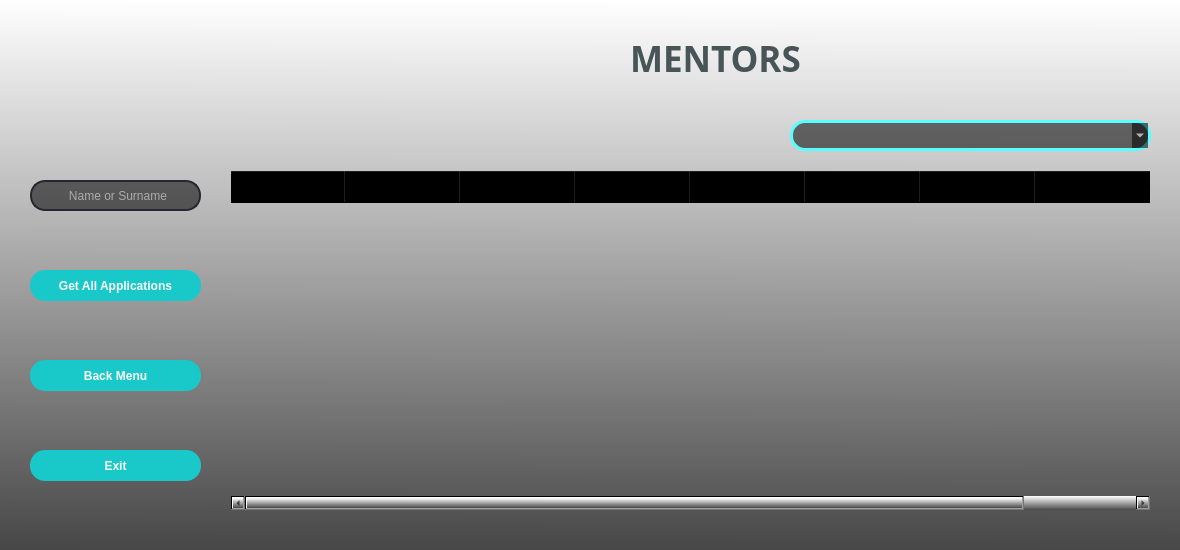
Old version of the form UI_Files/mentors_ui.ui in the repository buyukakcali/Python-Module-Week7_CRM-Project.
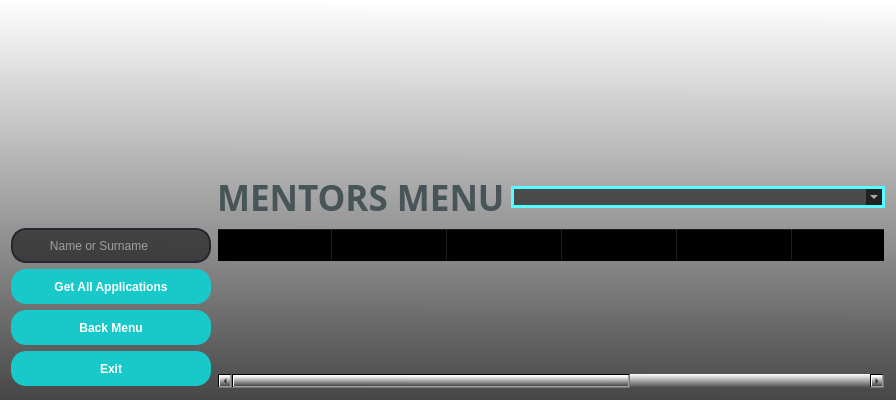
New version of the form. Icons and pictures are not drawn.

```diff
--- a/UI_Files/mentors_ui.ui
+++ b/UI_Files/mentors_ui.ui
@@ -6,20 +6,20 @@
    <rect>
     <x>0</x>
     <y>0</y>
-    <width>1180</width>
-    <height>550</height>
+    <width>896</width>
+    <height>400</height>
    </rect>
   </property>
   <property name="minimumSize">
    <size>
-    <width>1180</width>
-    <height>550</height>
+    <width>0</width>
+    <height>0</height>
    </size>
   </property>
   <property name="maximumSize">
    <size>
-    <width>1180</width>
-    <height>550</height>
+    <width>65000</width>
+    <height>65000</height>
    </size>
   </property>
   <property name="windowTitle">
@@ -32,14 +32,20 @@
   <property name="styleSheet">
    <string notr="true">background-color: qlineargradient(spread:pad, x1:0.489, y1:1, x2:0.494, y2:0, stop:0 rgba(71, 71, 71, 255), stop:1 rgba(255, 255, 255, 255));</string>
   </property>
+  <layout class="QGridLayout" name="gridLayout">
+   <item row="0" column="0" rowspan="3" alignment="Qt::AlignLeft|Qt::AlignTop">
   <widget class="QLabel" name="labelPicture">
-   <property name="geometry">
-    <rect>
-     <x>20</x>
-     <y>20</y>
-     <width>211</width>
-     <height>141</height>
-    </rect>
+     <property name="sizePolicy">
+      <sizepolicy hsizetype="Preferred" vsizetype="Preferred">
+       <horstretch>0</horstretch>
+       <verstretch>0</verstretch>
+      </sizepolicy>
+     </property>
+     <property name="maximumSize">
+      <size>
+       <width>150</width>
+       <height>150</height>
+      </size>
    </property>
    <property name="styleSheet">
     <string notr="true">background-color: rgba(0, 0, 0,0%);</string>
@@ -54,120 +60,23 @@
     <bool>true</bool>
    </property>
   </widget>
-  <widget class="QLabel" name="labelLogo">
-   <property name="geometry">
-    <rect>
-     <x>370</x>
-     <y>10</y>
-     <width>261</width>
-     <height>101</height>
-    </rect>
-   </property>
-   <property name="styleSheet">
-    <string notr="true">background-color: rgba(0, 0, 0,0%);</string>
-   </property>
-   <property name="text">
-    <string/>
-   </property>
-   <property name="pixmap">
-    <pixmap>pictures/werhere_logo.ico</pixmap>
-   </property>
-  </widget>
-  <widget class="QLabel" name="labelMentors">
-   <property name="geometry">
-    <rect>
-     <x>630</x>
-     <y>38</y>
-     <width>301</width>
-     <height>41</height>
-    </rect>
-   </property>
-   <property name="font">
-    <font>
-     <family>Arial Black</family>
-     <pointsize>26</pointsize>
-     <bold>true</bold>
-    </font>
-   </property>
-   <property name="styleSheet">
-    <string notr="true">background-color: rgba(0, 0, 0,0%);
-color: rgb(71, 84, 88);</string>
-   </property>
-   <property name="text">
-    <string>MENTORS</string>
-   </property>
-  </widget>
-  <widget class="QPushButton" name="pushButtonGetAllApplications">
-   <property name="geometry">
-    <rect>
-     <x>30</x>
-     <y>270</y>
-     <width>171</width>
-     <height>31</height>
-    </rect>
-   </property>
-   <property name="font">
-    <font>
-     <family>Arial</family>
-     <bold>true</bold>
-    </font>
-   </property>
-   <property name="styleSheet">
-    <string notr="true">QPushButton{
-	border-radius : 15px;
-	background-color : rgb(25, 200, 200);
-	color: rgb(255, 255, 255);
-}
-QPushButton:hover{
-	background-color: rgb(20, 135, 135);
- border: 2px solid rgb(162, 0, 0);
-}</string>
-   </property>
-   <property name="text">
-    <string>Get All Applications</string>
-   </property>
-  </widget>
-  <widget class="QPushButton" name="pushButtonExit">
-   <property name="geometry">
-    <rect>
-     <x>30</x>
-     <y>450</y>
-     <width>171</width>
-     <height>31</height>
-    </rect>
-   </property>
-   <property name="font">
-    <font>
-     <family>Arial</family>
-     <bold>true</bold>
-    </font>
-   </property>
-   <property name="styleSheet">
-    <string notr="true">QPushButton{
-	border-radius : 15px;
-	background-color : rgb(25, 200, 200);
-	color: rgb(255, 255, 255);
-}
-QPushButton:hover{
-	background-color: rgb(20, 135, 135);
- border: 2px solid rgb(162, 0, 0);
-}</string>
-   </property>
-   <property name="text">
-    <string>Exit</string>
-   </property>
-  </widget>
+   </item>
+   <item row="3" column="0">
   <widget class="QLineEdit" name="lineEditSearch">
    <property name="enabled">
     <bool>true</bool>
    </property>
-   <property name="geometry">
-    <rect>
-     <x>30</x>
-     <y>180</y>
-     <width>171</width>
-     <height>31</height>
-    </rect>
+     <property name="minimumSize">
+      <size>
+       <width>0</width>
+       <height>35</height>
+      </size>
+     </property>
+     <property name="maximumSize">
+      <size>
+       <width>200</width>
+       <height>16777215</height>
+      </size>
    </property>
    <property name="focusPolicy">
     <enum>Qt::StrongFocus</enum>
@@ -204,18 +113,25 @@
     <string>      Name or Surname</string>
    </property>
   </widget>
+   </item>
+   <item row="5" column="0">
   <widget class="QPushButton" name="pushButtonBackMenu">
-   <property name="geometry">
-    <rect>
-     <x>30</x>
-     <y>360</y>
-     <width>171</width>
-     <height>31</height>
-    </rect>
+     <property name="minimumSize">
+      <size>
+       <width>0</width>
+       <height>35</height>
+      </size>
+     </property>
+     <property name="maximumSize">
+      <size>
+       <width>200</width>
+       <height>16777215</height>
+      </size>
    </property>
    <property name="font">
     <font>
      <family>Arial</family>
+       <weight>75</weight>
      <bold>true</bold>
     </font>
    </property>
@@ -234,15 +150,138 @@
     <string>Back Menu</string>
    </property>
   </widget>
+   </item>
+   <item row="4" column="0">
+    <widget class="QPushButton" name="pushButtonGetAllApplications">
+     <property name="minimumSize">
+      <size>
+       <width>0</width>
+       <height>35</height>
+      </size>
+     </property>
+     <property name="maximumSize">
+      <size>
+       <width>200</width>
+       <height>16777215</height>
+      </size>
+     </property>
+     <property name="font">
+      <font>
+       <family>Arial</family>
+       <weight>75</weight>
+       <bold>true</bold>
+      </font>
+     </property>
+     <property name="styleSheet">
+      <string notr="true">QPushButton{
+	border-radius : 15px;
+	background-color : rgb(25, 200, 200);
+	color: rgb(255, 255, 255);
+}
+QPushButton:hover{
+	background-color: rgb(20, 135, 135);
+ border: 2px solid rgb(162, 0, 0);
+}</string>
+     </property>
+     <property name="text">
+      <string>Get All Applications</string>
+     </property>
+    </widget>
+   </item>
+   <item row="6" column="0">
+    <widget class="QPushButton" name="pushButtonExit">
+     <property name="minimumSize">
+      <size>
+       <width>0</width>
+       <height>35</height>
+      </size>
+     </property>
+     <property name="maximumSize">
+      <size>
+       <width>200</width>
+       <height>16777215</height>
+      </size>
+     </property>
+     <property name="font">
+      <font>
+       <family>Arial</family>
+       <weight>75</weight>
+       <bold>true</bold>
+      </font>
+     </property>
+     <property name="styleSheet">
+      <string notr="true">QPushButton{
+	border-radius : 15px;
+	background-color : rgb(25, 200, 200);
+	color: rgb(255, 255, 255);
+}
+QPushButton:hover{
+	background-color: rgb(20, 135, 135);
+ border: 2px solid rgb(162, 0, 0);
+}</string>
+     </property>
+     <property name="text">
+      <string>Exit</string>
+     </property>
+    </widget>
+   </item>
+   <item row="2" column="3" colspan="3">
+    <widget class="QComboBox" name="comboBoxFilterOptions">
+     <property name="styleSheet">
+      <string notr="true">border-radius : 15px;
+border: 3px solid rgb(85, 255, 255);
+background-color: rgba(0, 0, 0,55%);
+color: rgb(255, 255, 255);
+</string>
+     </property>
+    </widget>
+   </item>
+   <item row="7" column="0">
+    <spacer name="verticalSpacer">
+     <property name="orientation">
+      <enum>Qt::Vertical</enum>
+     </property>
+     <property name="sizeHint" stdset="0">
+      <size>
+       <width>20</width>
+       <height>40</height>
+      </size>
+     </property>
+    </spacer>
+   </item>
+   <item row="1" column="1" alignment="Qt::AlignLeft|Qt::AlignTop">
+    <widget class="QLabel" name="labelLogo_2">
+     <property name="sizePolicy">
+      <sizepolicy hsizetype="Preferred" vsizetype="Preferred">
+       <horstretch>0</horstretch>
+       <verstretch>0</verstretch>
+      </sizepolicy>
+     </property>
+     <property name="minimumSize">
+      <size>
+       <width>0</width>
+       <height>150</height>
+      </size>
+     </property>
+     <property name="maximumSize">
+      <size>
+       <width>16777215</width>
+       <height>150</height>
+      </size>
+     </property>
+     <property name="styleSheet">
+      <string notr="true">background-color: rgba(0, 0, 0,0%);</string>
+     </property>
+     <property name="text">
+      <string/>
+     </property>
+     <property name="pixmap">
+      <pixmap>pictures/logo1.ico</pixmap>
+     </property>
+    </widget>
+   </item>
+   <item row="3" column="1" rowspan="5" colspan="5">
   <widget class="QTableWidget" name="tableWidget">
-   <property name="geometry">
-    <rect>
-     <x>230</x>
-     <y>170</y>
-     <width>921</width>
-     <height>341</height>
-    </rect>
-   </property>
    <property name="cursor" stdset="0">
     <cursorShape>PointingHandCursor</cursorShape>
    </property>
@@ -304,23 +343,71 @@
     </property>
    </column>
   </widget>
-  <widget class="QComboBox" name="comboBoxFilterOptions">
-   <property name="geometry">
-    <rect>
-     <x>790</x>
-     <y>120</y>
-     <width>361</width>
-     <height>31</height>
-    </rect>
-   </property>
+   </item>
+   <item row="1" column="2" colspan="2">
+    <widget class="QLabel" name="label">
+     <property name="sizePolicy">
+      <sizepolicy hsizetype="Preferred" vsizetype="Preferred">
+       <horstretch>0</horstretch>
+       <verstretch>0</verstretch>
+      </sizepolicy>
+     </property>
+     <property name="minimumSize">
+      <size>
+       <width>0</width>
+       <height>150</height>
+      </size>
+     </property>
+     <property name="maximumSize">
+      <size>
+       <width>16777215</width>
+       <height>150</height>
+      </size>
+     </property>
    <property name="styleSheet">
-    <string notr="true">border-radius : 15px;
-border: 3px solid rgb(85, 255, 255);
-background-color: rgba(0, 0, 0,55%);
-color: rgb(255, 255, 255);
-</string>
-   </property>
-  </widget>
+      <string notr="true">background-color: rgba(0, 0, 0,0%);</string>
+     </property>
+     <property name="text">
+      <string/>
+     </property>
+     <property name="pixmap">
+      <pixmap resource="pictures/a.qrc">:/logo2.png</pixmap>
+     </property>
+    </widget>
+   </item>
+   <item row="2" column="1" colspan="2">
+    <widget class="QLabel" name="labelMentors">
+     <property name="font">
+      <font>
+       <family>Arial Black</family>
+       <pointsize>26</pointsize>
+       <weight>75</weight>
+       <bold>true</bold>
+      </font>
+     </property>
+     <property name="styleSheet">
+      <string notr="true">background-color: rgba(0, 0, 0,0%);
+color: rgb(71, 84, 88);</string>
+     </property>
+     <property name="text">
+      <string>MENTORS MENU</string>
+     </property>
+    </widget>
+   </item>
+   <item row="1" column="4">
+    <spacer name="horizontalSpacer">
+     <property name="orientation">
+      <enum>Qt::Horizontal</enum>
+     </property>
+     <property name="sizeHint" stdset="0">
+      <size>
+       <width>40</width>
+       <height>20</height>
+      </size>
+     </property>
+    </spacer>
+   </item>
+  </layout>
  </widget>
  <tabstops>
   <tabstop>lineEditSearch</tabstop>
```
Left out of the diff: 4 changed lines with no effect on the pictures. Lines whose indentation alone changed are shown as unchanged.
